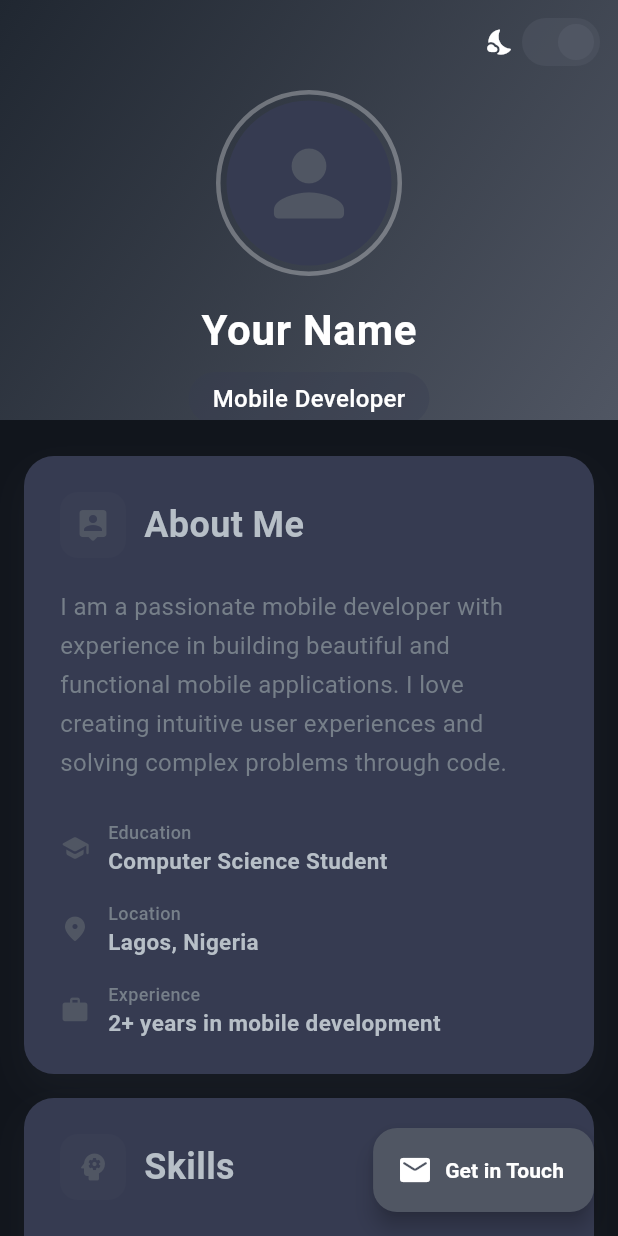
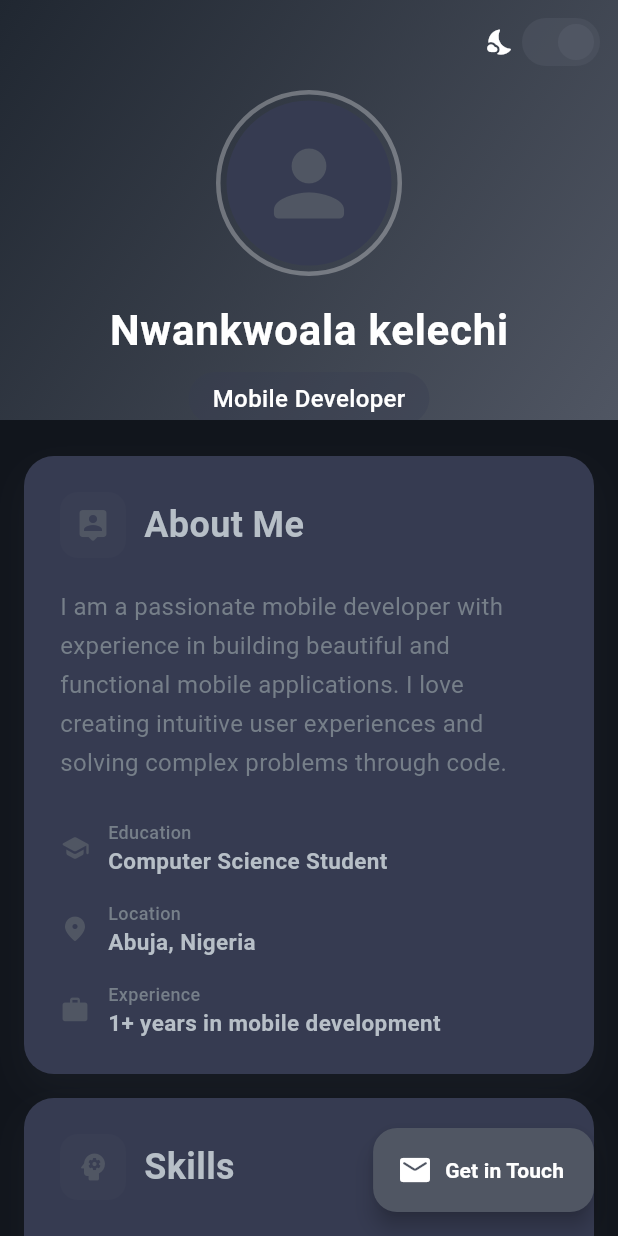
Before and after one commit to nuel232/Portfolio_App-, a Flutter app: the screen it shows after launch, on a phone screen of 412 x 824 dp. Run offline on Flutter 3.47's test engine with Material 3 defaults, Android fonts, the phone set to English and light mode, and no system bars.

Commit message:
Update personal information in constants and modify URL launcher method

```diff
--- a/lib/services/url/url_launcher_service.dart
+++ b/lib/services/url/url_launcher_service.dart
@@ -16,7 +16,6 @@ class UrlLauncherService {
   }
 
   static Future<void> launchWebUrl(String url) async {
-    // ← Changed method name
     final uri = Uri.parse('https://$url');
     if (await canLaunchUrl(uri)) {
       await launchUrl(uri, mode: LaunchMode.externalApplication);
--- a/lib/utils/constants.dart
+++ b/lib/utils/constants.dart
@@ -4,21 +4,21 @@ import 'package:personal_profolio_app/models/project_model.dart';
 
 class PortfolioConstants {
   // Personal Info
-  static const String name = 'Your Name';
+  static const String name = 'Nwankwoala kelechi';
   static const String title = 'Mobile Developer';
   static const String aboutText =
       'I am a passionate mobile developer with experience in building beautiful and functional mobile applications. I love creating intuitive user experiences and solving complex problems through code.';
 
   static const String education = 'Computer Science Student';
-  static const String location = 'Lagos, Nigeria';
-  static const String experience = '2+ years in mobile development';
+  static const String location = 'Abuja, Nigeria';
+  static const String experience = '1+ years in mobile development';
 
   // Contact Info
   static const String email = 'nwankwoala3@gmail.com';
   static const String phone = '+234   915 641 4321';
-  static const String linkedin = 'linkedin.com/in/yourprofile';
-  static const String github = 'github.com/yourusername';
-  static const String twitter = '@yourhandle';
+  static const String linkedin = 'linkedin.com/in/nwankwoala-kelechi';
+  static const String github = 'github.com/nuel232';
+  static const String twitter = '@kelechixx_';
 
   // Skills
   static final List<SkillModel> skills = [
@@ -35,13 +35,13 @@ class PortfolioConstants {
     ProjectModel(
       title: 'E-Commerce App',
       description: 'Full-featured shopping app with payment integration',
-      tech: 'Flutter, Firebase, Stripe',
+      tech: 'Flutter, Firebase, stripe',
       icon: Icons.shopping_cart_rounded,
     ),
     ProjectModel(
       title: 'Task Manager',
       description: 'Productivity app with cloud sync and notifications',
-      tech: 'Flutter, SQLite, Push Notifications',
+      tech: 'Flutter, Hive, Push Notifications',
       icon: Icons.task_alt_rounded,
     ),
     ProjectModel(
```
